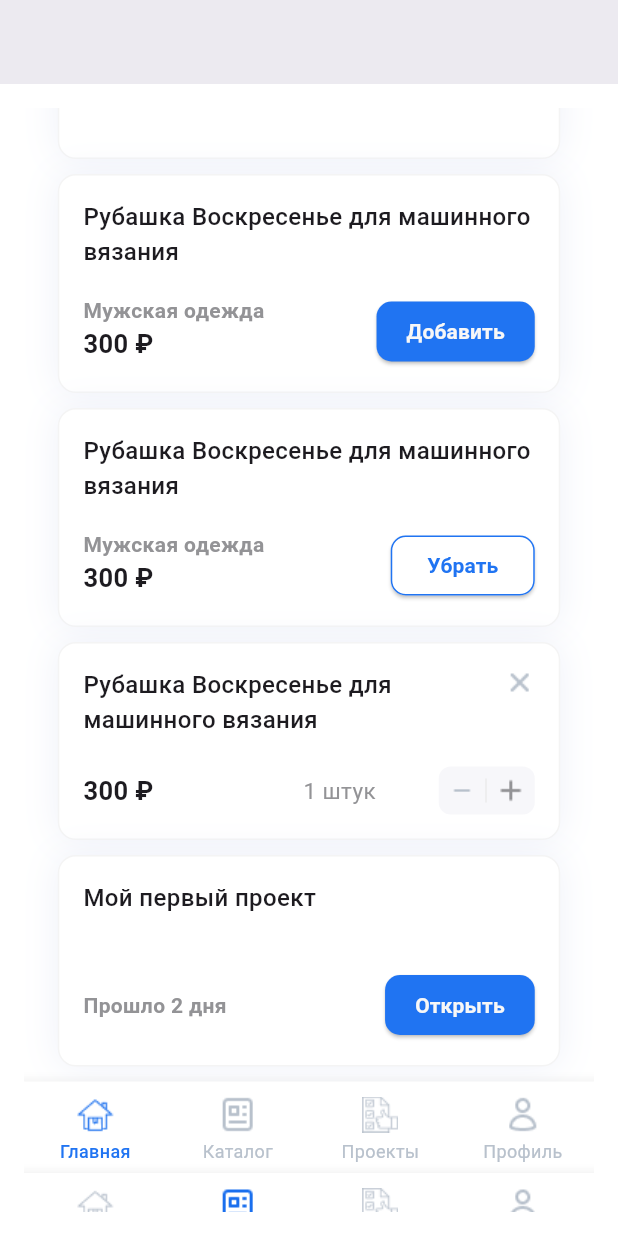
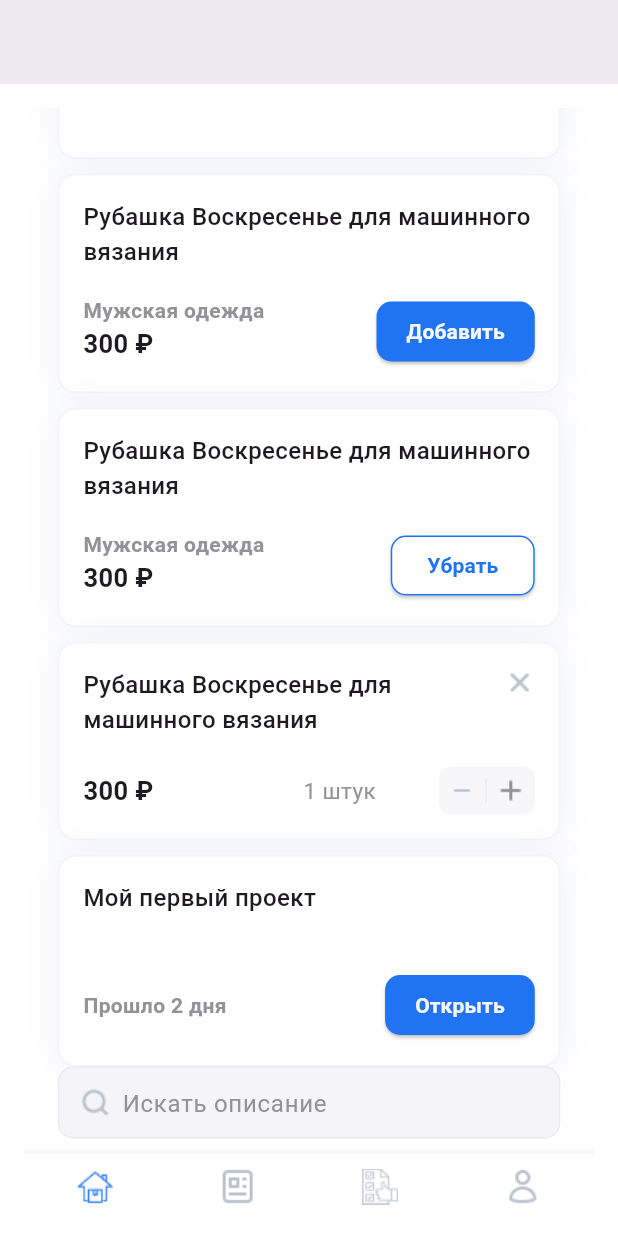
Before and after one commit to pffkilm/MatuleS, a Flutter app: the screen it shows after launch, scrolled down 1728 dp, on a phone screen of 412 x 824 dp. Run offline on Flutter 3.47's test engine with Material 3 defaults, Android fonts, the phone set to English and light mode, and no system bars.

Commit message:
Добавила поисковую строку

```diff
--- a/lib/storyBook.dart
+++ b/lib/storyBook.dart
@@ -212,7 +212,7 @@
                       onPressed: (){},
                       enabled: true,
                     ), ),
-
+                    ui.search,
                     SizedBox(height: 10),
                     ui.bottomNavigation.create(initialIndex: 0),
                     ui.bottomNavigation.create(initialIndex: 1),
--- /dev/null
+++ b/packages/ui_kit/lib/ui_components/search.dart
@@ -0,0 +1,74 @@
+import 'package:flutter/material.dart';
+import 'package:ui_kit/ui_kit.dart';
+
+class SimpleSearchBar extends StatefulWidget {
+  const SimpleSearchBar({super.key});
+
+  @override
+  State<SimpleSearchBar> createState() => _SimpleSearchBarState();
+}
+
+class _SimpleSearchBarState extends State<SimpleSearchBar> {
+  final TextEditingController _controller = TextEditingController();
+  bool _showClose = false;
+
+  @override
+  void initState() {
+    super.initState();
+    _controller.addListener(() {
+      setState(() {
+        _showClose = _controller.text.isNotEmpty;
+      });
+    });
+  }
+
+  @override
+  void dispose() {
+    _controller.dispose();
+    super.dispose();
+  }
+
+  @override
+  Widget build(BuildContext context) {
+    return Container(
+      width: 335,
+      height: 48,
+      decoration: BoxDecoration(
+        color: ui.colors.input,
+        borderRadius: BorderRadius.circular(10),
+        border: Border.all(
+          color: ui.colors.inputStroke2,
+          width: 1,
+        ),
+      ),
+      padding: const EdgeInsets.only(left: 14, right: 19),
+      child: Row(
+        children: [
+          ui.images.search(),
+          const SizedBox(width: 8),
+          Expanded(
+            child: TextField(
+              controller: _controller,
+              decoration: InputDecoration(
+                hintText: 'Искать описание',
+                hintStyle: ui.typography.textRegular.copyWith(
+                  color: ui.colors.inputText,
+                  fontSize: 16
+                ),
+                border: InputBorder.none,
+              ),
+              style: const TextStyle(fontSize: 14),
+            ),
+          ),
+          if (_showClose)
+            GestureDetector(
+              onTap: () {
+                _controller.clear();
+              },
+              child: ui.images.close(),
+            ),
+        ],
+      ),
+    );
+  }
+}
--- a/packages/ui_kit/lib/ui_kit.dart
+++ b/packages/ui_kit/lib/ui_kit.dart
@@ -16,6 +16,8 @@
 import 'package:ui_kit/ui_components/controllers/counter.dart';
 import 'package:ui_kit/ui_components/input.dart';
 import 'package:ui_kit/ui_components/login.dart';
+import 'package:ui_kit/ui_components/search.dart';
+
 
 export 'ui_components/cart/CardBackground.dart';
 export 'colors.dart';
@@ -28,6 +30,7 @@
 export 'ui_components/login.dart';
 export 'ui_components/controllers/Toggle.dart';
 export 'ui_components/cart/card.dart';
+export 'ui_components/search.dart';
 
 
 class MatuleKit {
@@ -50,8 +53,7 @@
   Toggle get toggle =>  Toggle ();
   Cards get base => Cards();
   ProductCard get productCard => ProductCard();
-  // PrimaryCardFactory get primaryCard => PrimaryCardFactory();
-  // Cart2Factory get cart2 => Cart2Factory();
+  SimpleSearchBar get search => SimpleSearchBar();
 }
 
 final ui = MatuleKit();
```
